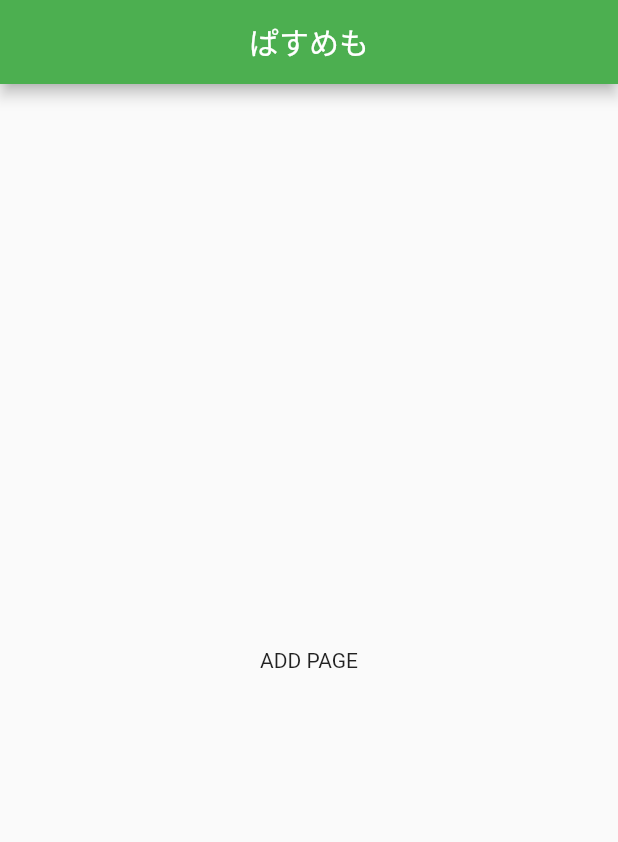
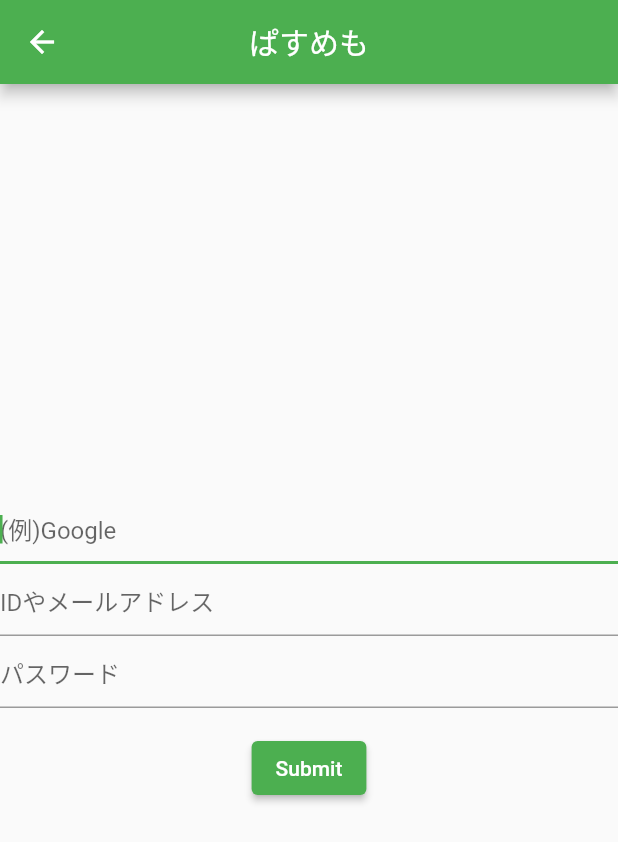
Before and after one commit to oOMIKANOo/password_memo, a Flutter app: the screen it shows after launch, after a tap on the "add" icon, on a phone screen of 412 x 824 dp. Shown: the top 842 px of the screen. Run offline on Flutter 3.47's test engine with Material 2 defaults, Android fonts, the light colour scheme and no system bars; our stand-ins replace sqflite; accounts and stored records are empty.

Commit message:
add create

```diff
--- a/lib/add.dart
+++ b/lib/add.dart
@@ -1,5 +1,6 @@
 import 'package:flutter/material.dart';
 import 'package:password_memo/main.dart';
+import 'package:path/path.dart';
 
 class Add extends StatelessWidget {
   const Add({Key? key}) : super(key: key);
@@ -27,39 +28,83 @@ class AddPage extends StatefulWidget {
 }
 
 class _AddPageState extends State<AddPage> {
+  String _type = '';
+  String _id = '';
+  String _pass = '';
+
+  // 入力された内容を保持するコントローラ
+  final inputTypeController = TextEditingController();
+  final inputIdController = TextEditingController();
+  final inputPassController = TextEditingController();
+
+  void _handleType(String e) {
+    setState(() {
+      _type = e;
+    });
+  }
+
+  void _handleId(String e) {
+    setState(() {
+      _id = e;
+    });
+  }
+
+  void _handlePass(String e) {
+    setState(() {
+      _pass = e;
+    });
+  }
+
   @override
   Widget build(BuildContext context) {
     return Scaffold(
         appBar: AppBar(
             title: Text(widget.title),
             centerTitle: true,
-          /*
-          leading: Builder(
-            builder:(BuildContext context){
+            leading: Builder(builder: (BuildContext context) {
               return IconButton(
-                  icon:const Icon(Icons.arrow_back),
-                  onPressed: (){
-                    Navigator.push(
-                      context,
-                      MaterialPageRoute(builder: (context) => const MyApp())
-                    );
+                icon: const Icon(Icons.arrow_back),
+                onPressed: () {
+                  Navigator.push(context,
+                      MaterialPageRoute(builder: (context) => const MyApp()));
                 },
               );
-            }
-      )*/
-),
-
+            })),
         body: Center(
           child: Column(
             mainAxisAlignment: MainAxisAlignment.center,
             children: <Widget>[
-            const Text(
-              'ADD PAGE',
+              TextField(
+                decoration: const InputDecoration(hintText: '(例)Google'),
+                autofocus: true,
+                maxLines: 1,
+                controller: inputTypeController,
               ),
+              TextField(
+                decoration: const InputDecoration(hintText: 'IDやメールアドレス'),
+                maxLines: 1,
+                controller: inputIdController,
+              ),
+              TextField(
+                decoration: const InputDecoration(hintText: 'パスワード'),
+                obscureText: true,
+                maxLines: 1,
+                controller: inputPassController,
+              ),
+              Padding(
+                padding: const EdgeInsets.symmetric(vertical: 16.0),
+                child: ElevatedButton(
+                  child: const Text('Submit'),
+                  onPressed: () {
+                    _handleType(inputTypeController.text);
+                    _handleId(inputIdController.text);
+                    _handlePass(inputPassController.text);
+                  },
+                ),
+              )
             ],
           ),
-      ),
           // This trailing comma makes auto-formatting nicer for build methods.
-    );
+        ));
   }
 }
--- a/lib/main.dart
+++ b/lib/main.dart
@@ -1,9 +1,14 @@
 import 'package:flutter/material.dart';
 import 'package:password_memo/add.dart';
+
 
 void main() {
   runApp(const MyApp());
 }
+
+
+
+final items = List<String>.generate(10000, (i) => "Item $i");
 
 class MyApp extends StatelessWidget {
   const MyApp({Key? key}) : super(key: key);
@@ -50,13 +55,13 @@ class _MyHomePageState extends State<MyHomePage> {
         ],
       ),
       body: Center(
-        child: Column(
-          mainAxisAlignment: MainAxisAlignment.center,
-          children: <Widget>[
-            const Text(
-              'You have pushed the button this many times:',
-            ),
-          ],
+        child: ListView.builder(
+          itemCount: items.length,
+          itemBuilder: (context, index) {
+            return ListTile(
+              title: Text(items[index]),
+            );
+          },
         ),
       ),
       // This trailing comma makes auto-formatting nicer for build methods.
```
Also changed, not shown: flutter_native_splash.yaml (added, +70 -0 lines), lib/database.dart (added, +16 -0 lines), lib/model/model.dart (added, +9 -0 lines), pubspec.yaml (+8 -0 lines), pubspec.lock, 12 other files. Lines whose indentation alone changed are shown as unchanged.
